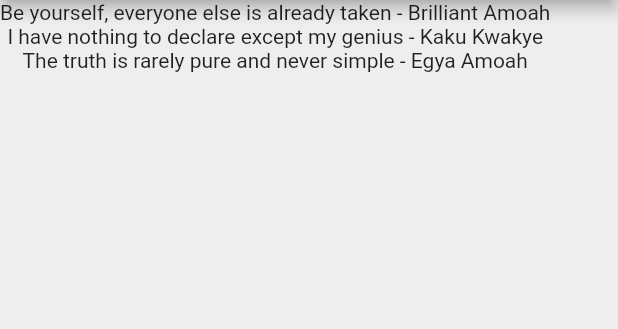
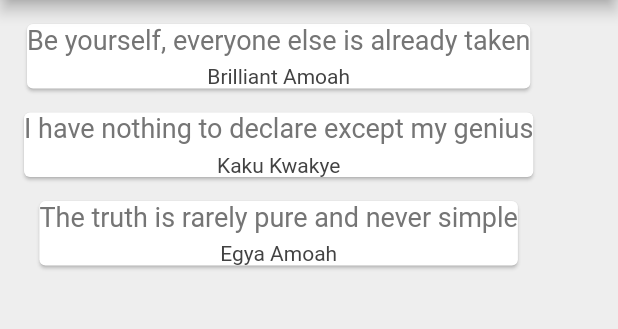
Before and after one commit to kwakyebrilliant/quotes, a Flutter app: the screen it shows after launch, on a phone screen of 412 x 824 dp, the part 84-413 px from its top. Run offline on Flutter 3.47's test engine with Material 2 defaults, Android fonts, the phone set to English and light mode, and no system bars.

Commit message:
quotetemplate added

```diff
--- a/lib/main.dart
+++ b/lib/main.dart
@@ -64,9 +64,7 @@ class _QuotesListState extends State<QuotesList> {
         backgroundColor: Colors.redAccent,
       ),
       body: Column(
-        children: quotes
-            .map((quote) => Text('${quote.text} - ${quote.author}'))
-            .toList(),
+        children: quotes.map((quote) => quoteTemplate(quote)).toList(),
       ),
     );
   }
```
